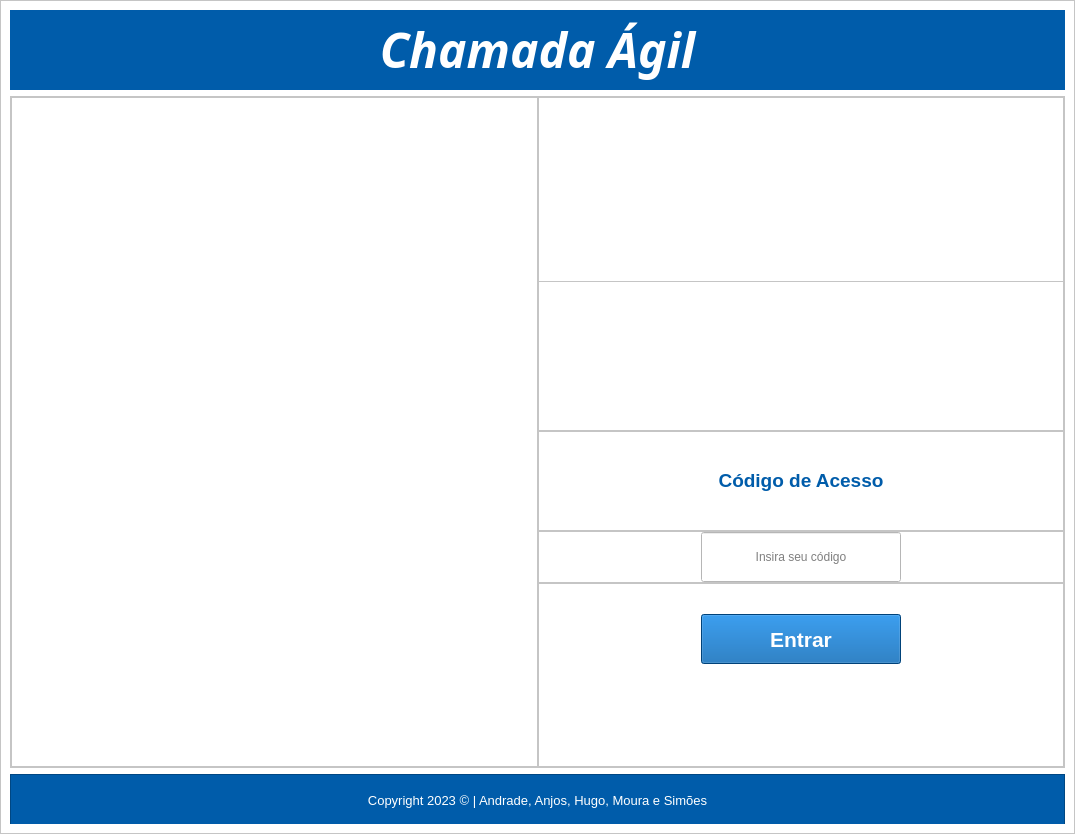
Before: the Qt Designer form view/telaInicio.ui in DiegoSMAnjos/SENAI-TDS-TCC-Chamada-Agil, drawn with Qt 5.
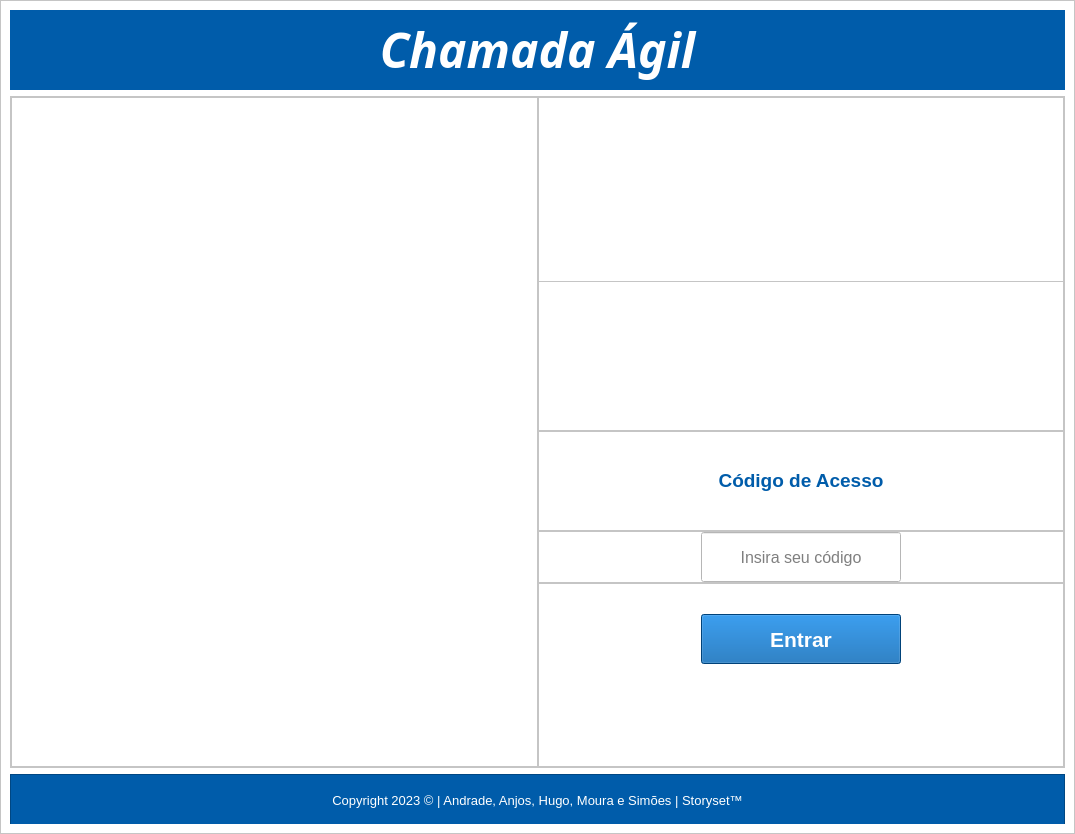
After: the same form once the commit is applied. Icons and pictures are not drawn.

```diff
--- a/view/telaInicio.ui
+++ b/view/telaInicio.ui
@@ -450,6 +450,11 @@
                     <height>50</height>
                    </size>
                   </property>
+                  <property name="font">
+                   <font>
+                    <pointsize>12</pointsize>
+                   </font>
+                  </property>
                   <property name="styleSheet">
                    <string notr="true">border-color: rgb(0, 92, 170);</string>
                   </property>
@@ -588,7 +593,7 @@
              <string notr="true">color: rgb(255, 255, 255);</string>
             </property>
             <property name="text">
-             <string>Copyright 2023 © | Andrade, Anjos, Hugo, Moura e Simões</string>
+             <string>Copyright 2023 © | Andrade, Anjos, Hugo, Moura e Simões | Storyset™</string>
             </property>
             <property name="alignment">
              <set>Qt::AlignCenter</set>
```
